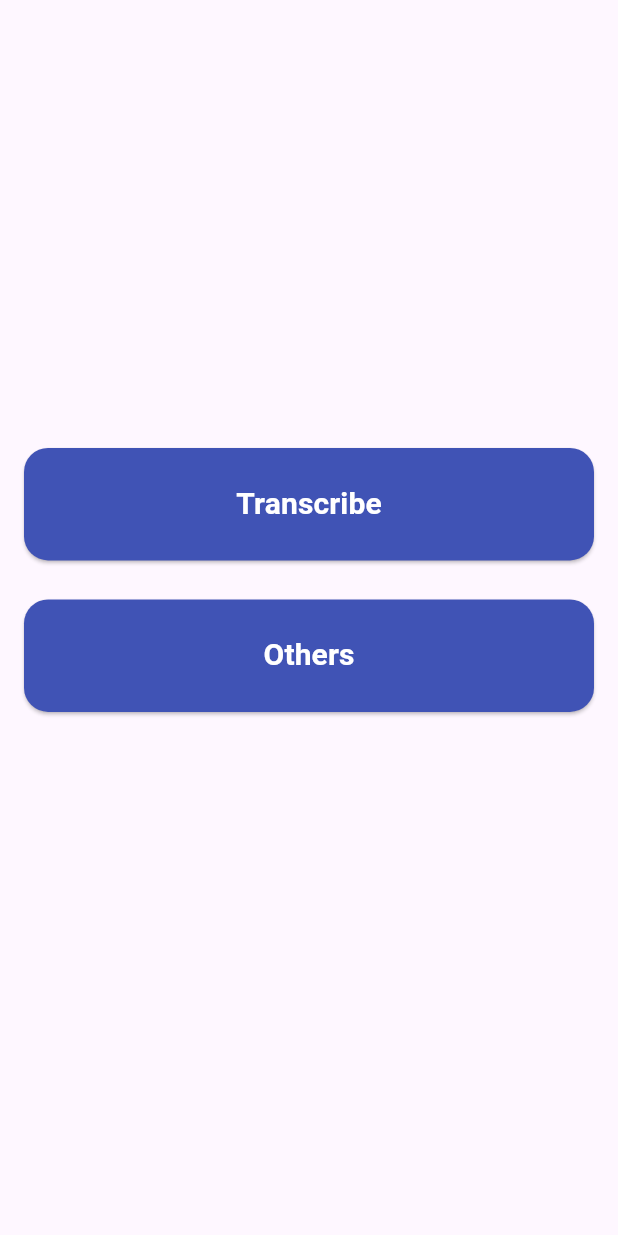
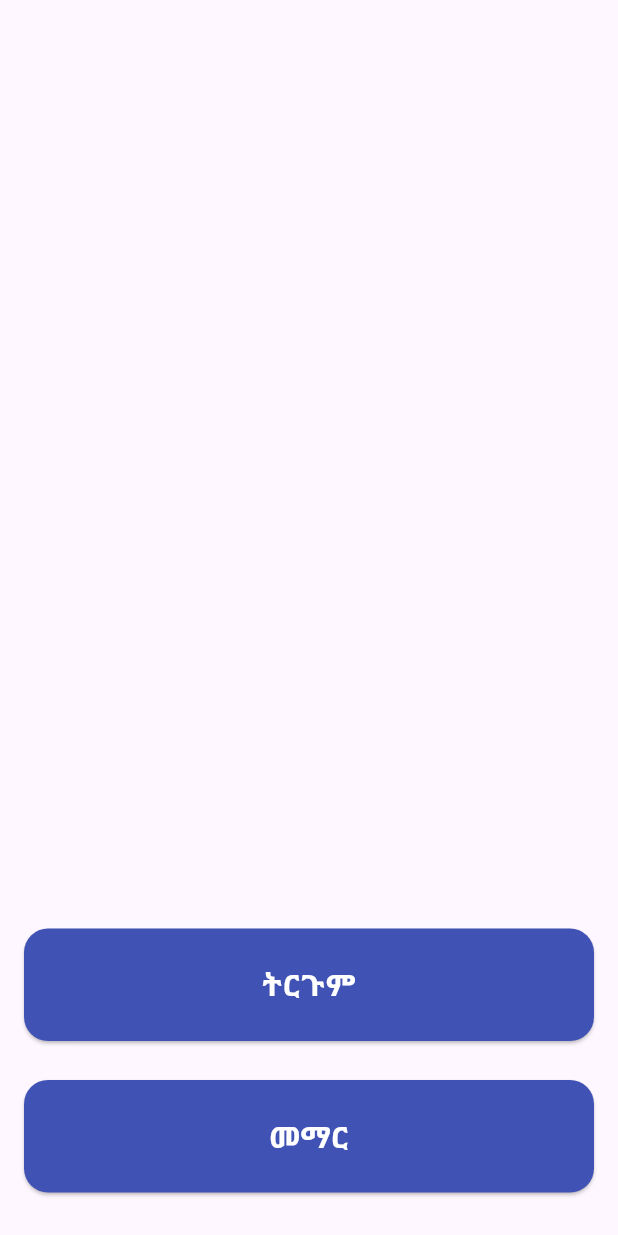
Before and after one commit to kidistbezabih/sign_language_translator_mobile_app, a Flutter app: the screen it shows after launch, on a phone screen of 412 x 824 dp. Run offline on Flutter 3.47's test engine with Material 3 defaults, Android fonts, the phone set to English and light mode, and no system bars; our stand-ins replace camera, cloud_firestore, firebase_core, firebase_storage, flutter_riverpod, shared_preferences; missing offline and left inert: firebase_app_check, flutter_vlc_player; accounts and stored records are empty.

```diff
--- a/lib/src/home.dart
+++ b/lib/src/home.dart
@@ -65,7 +65,7 @@ class _HomeViewState extends State<HomeView> {
                     children: [
                       CommonButton(
                         titleWidget: const Text(
-                          "Transcribe",
+                          "ትርጉም",
                           style: TextStyle(
                             fontSize: 20,
                             fontWeight: FontWeight.w700,
@@ -78,27 +78,7 @@ class _HomeViewState extends State<HomeView> {
                       ),
                       CommonButton(
                         titleWidget: const Text(
-                          "Others",
-                          style: TextStyle(
-                            fontSize: 20,
-                            fontWeight: FontWeight.bold,
-                          ),
-                        ),
-                        onPressed: () {
-                          setState(() {
-                            showHome = false;
-                          });
-                          // Navigator.pushNamed(context, '/tabs');
-                        },
-                      ),
-                    ],
-                  )
-                : Column(
-                    mainAxisSize: MainAxisSize.min,
-                    children: [
-                      CommonButton(
-                        titleWidget: const Text(
-                          "Learning",
+                          "መማር",
                           style: TextStyle(
                             fontSize: 20,
                             fontWeight: FontWeight.w700,
@@ -108,23 +88,56 @@ class _HomeViewState extends State<HomeView> {
                         onPressed: () {
                           Navigator.pushNamed(context, TabsView.routeName);
                         },
-                      ),
-                      CommonButton(
-                        titleWidget: const Text(
-                          "Quiz",
-                          style: TextStyle(
-                            fontSize: 20,
-                            fontWeight: FontWeight.bold,
-                          ),
-                        ),
-                        onPressed: () {
-                          // Navigator.pushNamed(context, '/tabs');
-                        },
-                      ),
+                      )
+                      // CommonButton(
+                      //   titleWidget: const Text(
+                      //     "Others",
+                      //     style: TextStyle(
+                      //       fontSize: 20,
+                      //       fontWeight: FontWeight.bold,
+                      //     ),
+                      //   ),
+                      //   onPressed: () {
+                      //     setState(() {
+                      //       showHome = false;
+                      //     });
+                      //     // Navigator.pushNamed(context, '/tabs');
+                      //   },
+                      // ),
                     ],
-                  ),
+                  ):
+                // : Column(
+                //     mainAxisSize: MainAxisSize.min,
+                //     children: [
+                //       CommonButton(
+                //         titleWidget: const Text(
+                //           "Learning",
+                //           style: TextStyle(
+                //             fontSize: 20,
+                //             fontWeight: FontWeight.w700,
+                //           ),
+                //         ),
+                //         color: const Color(0xFF4053B5),
+                //         onPressed: () {
+                //           Navigator.pushNamed(context, TabsView.routeName);
+                //         },
+                //       ),
+                //       CommonButton(
+                //         titleWidget: const Text(
+                //           "Quiz",
+                //           style: TextStyle(
+                //             fontSize: 20,
+                //             fontWeight: FontWeight.bold,
+                //           ),
+                //         ),
+                //         onPressed: () {
+                //           // Navigator.pushNamed(context, '/tabs');
+                //         },
+                //       ),
+                //     ],
+                //   ),
             const Expanded(
-              flex: 3,
+              flex: 2,
               child: SizedBox(),
             ),
           ],
--- a/lib/src/transcribe.dart
+++ b/lib/src/transcribe.dart
@@ -127,7 +127,7 @@ class _TranscribePageState extends State<TranscribePage> {
 
     return Scaffold(
       appBar: AppBar(
-        title: Text('Sign Language Translator'),
+        title: Text('የምልክት ቋንቋ ኣስተርጓሚ'),
       ),
            body: Column(
         children: <Widget>[
@@ -139,7 +139,7 @@ class _TranscribePageState extends State<TranscribePage> {
               ? CircularProgressIndicator()
               : ElevatedButton(
                   onPressed: _transcribe,
-                  child: Text('Transcribe'),
+                  child: Text('ተርጉም'),
                 ),
           SizedBox(height: 16.0),
           Text(
--- a/pubspec.yaml
+++ b/pubspec.yaml
@@ -23,6 +23,7 @@ dependencies:
   flutter_riverpod: ^2.5.1
   camera: ^0.11.0+1
   shared_preferences: ^2.2.3
+  firebase_app_check: ^0.2.2+7
 
 dev_dependencies:
   flutter_test:
```
Also changed, not shown: fake.dart (added, +87 -0 lines), lib/main.dart (+23 -0 lines), lib/src/list.dart (+9 -8 lines), lib/src/repo/letters.dART (added, +10 -0 lines), pubspec.lock, 4 other files.
